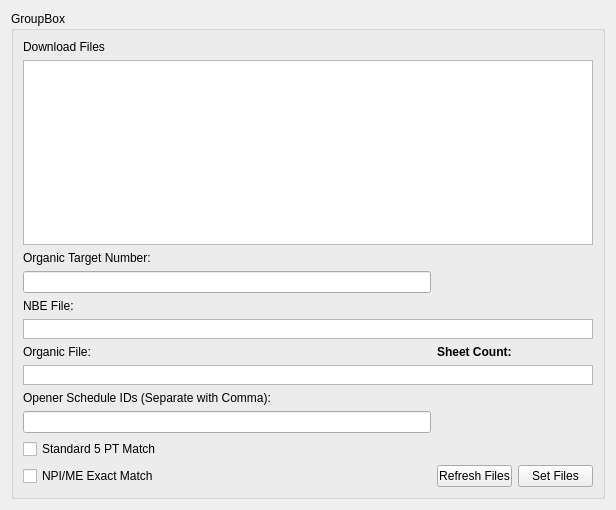
Old version of the form NBE.ui in the repository asinger321123/Epoc_Gui_Python3.
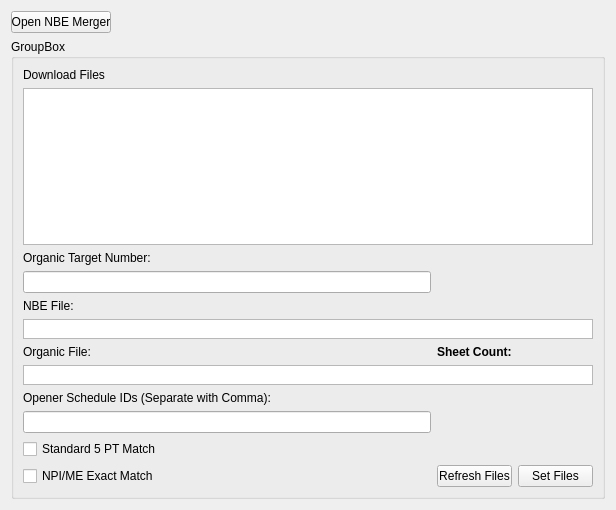
New version of the form.

Commit message: NBE Merger Tool

Diff of the .ui file:
```diff
--- a/NBE.ui
+++ b/NBE.ui
@@ -14,7 +14,7 @@
    <string>Next Best Engagement Editor</string>
   </property>
   <layout class="QGridLayout" name="gridLayout_2">
-   <item row="0" column="0">
+   <item row="1" column="0">
     <widget class="QGroupBox" name="groupBox">
      <property name="title">
       <string>GroupBox</string>
@@ -159,6 +159,19 @@
      </layout>
     </widget>
    </item>
+   <item row="0" column="0">
+    <widget class="QPushButton" name="openNBEMerger_pushButton">
+     <property name="maximumSize">
+      <size>
+       <width>100</width>
+       <height>16777215</height>
+      </size>
+     </property>
+     <property name="text">
+      <string>Open NBE Merger</string>
+     </property>
+    </widget>
+   </item>
   </layout>
  </widget>
  <resources/>
```
The commit also changes 3 other files.
